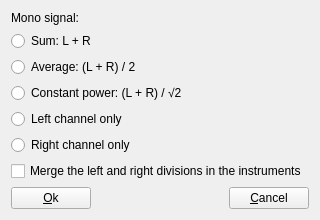
Above: sources/editor/tools/mono_conversion/toolmonoconversion_gui.ui from davy7125/polyphone before the change. Below: the same form after it.
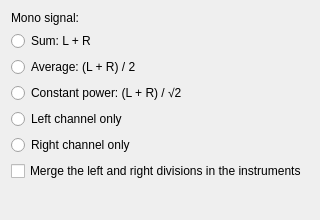
That is the form after the change.

Commit message:
Button order in dialogs
Closes #322

The edit to the form file:
```diff
--- a/sources/editor/tools/mono_conversion/toolmonoconversion_gui.ui
+++ b/sources/editor/tools/mono_conversion/toolmonoconversion_gui.ui
@@ -89,35 +89,7 @@
     </spacer>
    </item>
    <item>
-    <layout class="QHBoxLayout" name="horizontalLayout">
-     <item>
-      <widget class="QPushButton" name="pushOk">
-       <property name="text">
-        <string>&amp;Ok</string>
-       </property>
-      </widget>
-     </item>
-     <item>
-      <spacer name="horizontalSpacer">
-       <property name="orientation">
-        <enum>Qt::Horizontal</enum>
-       </property>
-       <property name="sizeHint" stdset="0">
-        <size>
-         <width>40</width>
-         <height>20</height>
-        </size>
-       </property>
-      </spacer>
-     </item>
-     <item>
-      <widget class="QPushButton" name="pushCancel">
-       <property name="text">
-        <string>&amp;Cancel</string>
-       </property>
-      </widget>
-     </item>
-    </layout>
+    <widget class="QDialogButtonBox" name="buttonBox"/>
    </item>
   </layout>
  </widget>
```
Left out of the diff: 2 changed lines with no effect on the pictures. The commit also changes 89 other files.
